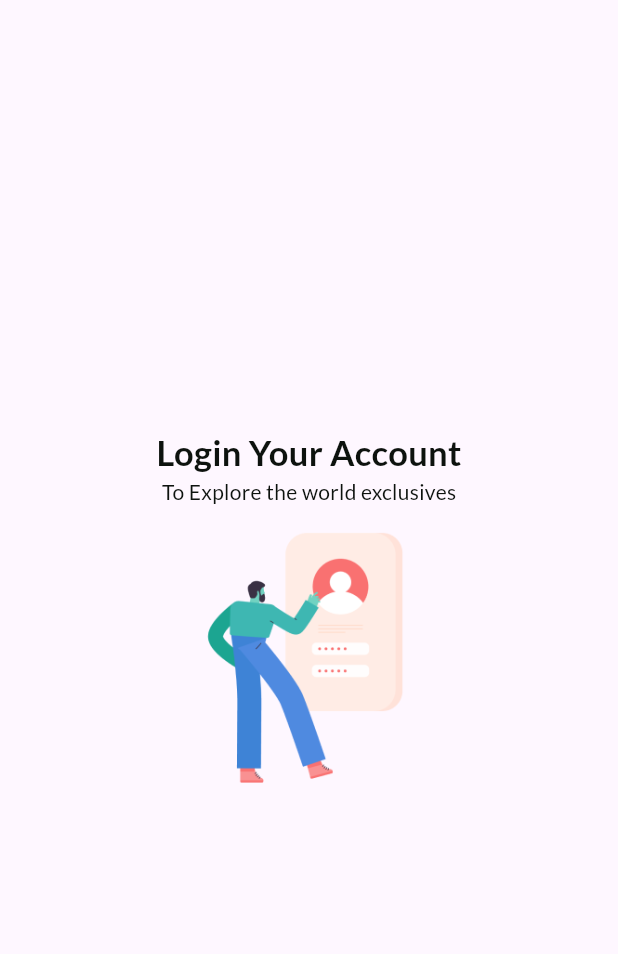
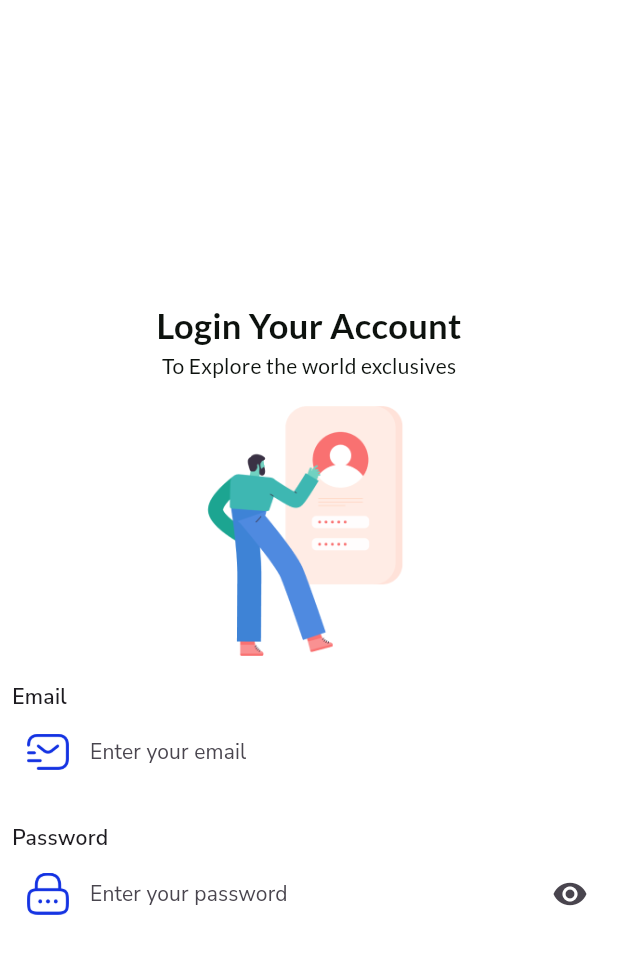
Before and after one commit to Git-LeAmaral/dev_store_app, a Flutter app: the screen it shows after launch, on a phone screen of 412 x 824 dp. Shown: the top 954 px of the screen. Run offline on Flutter 3.47's test engine with Material 3 defaults, Android fonts, the phone set to English and light mode, and no system bars; our stand-ins replace google_fonts.

Commit message:
feat: create TextFormFields

```diff
--- a/lib/main.dart
+++ b/lib/main.dart
@@ -12,6 +12,7 @@ class MyApp extends StatelessWidget {
   @override
   Widget build(BuildContext context) {
     return MaterialApp(
+      debugShowCheckedModeBanner: false,
       title: 'Flutter Demo',
       theme: ThemeData(
         // This is the theme of your application.
--- a/lib/views/screens/authentications_screens/login_screen.dart
+++ b/lib/views/screens/authentications_screens/login_screen.dart
@@ -7,7 +7,10 @@ class LoginScreen extends StatelessWidget {
   @override
   Widget build(BuildContext context) {
     return Scaffold(
-      body: Center(
+      backgroundColor: Colors.white.withValues(alpha: 0.95),
+      body: Padding(
+        padding: const EdgeInsets.all(8.0),
+        child: Center(
           child: Column(
             mainAxisAlignment: MainAxisAlignment.center,
             children: [
@@ -30,12 +33,93 @@ class LoginScreen extends StatelessWidget {
                   letterSpacing: 0.2,
                 ),
               ),
+
               Image.asset(
                 'assets/images/Illustration.png',
                 width: 200,
                 height: 200,
               ),
+
+              Align(
+                alignment: Alignment.topLeft,
+                child: Text(
+                  'Email',
+                  style: GoogleFonts.getFont(
+                    'Nunito Sans',
+                    fontWeight: FontWeight.w600,
+                    letterSpacing: 0.2,
+                  ),
+                ),
+              ),
+
+              TextFormField(
+                decoration: InputDecoration(
+                  fillColor: Colors.white,
+                  filled: true,
+                  border: OutlineInputBorder(
+                    borderRadius: BorderRadius.circular(9),
+                  ),
+                  focusedBorder: InputBorder.none,
+                  enabledBorder: InputBorder.none,
+                  labelText: 'Enter your email',
+                  labelStyle: GoogleFonts.getFont(
+                    "Nunito Sans",
+                    fontSize: 14,
+                    letterSpacing: 0.1,
+                  ),
+                  prefixIcon: Padding(
+                    padding: const EdgeInsets.all(10.0),
+                    child: Image.asset(
+                      'assets/icons/email.png',
+                      width: 20,
+                      height: 20,
+                    ),
+                  ),
+                ),
+              ),
+
+              SizedBox(height: 20),
+
+              Align(
+                alignment: Alignment.topLeft,
+                child: Text(
+                  'Password',
+                  style: GoogleFonts.getFont(
+                    'Nunito Sans',
+                    fontWeight: FontWeight.w600,
+                    letterSpacing: 0.2,
+                  ),
+                ),
+              ),
+
+              TextFormField(
+                decoration: InputDecoration(
+                  fillColor: Colors.white,
+                  filled: true,
+                  border: OutlineInputBorder(
+                    borderRadius: BorderRadius.circular(9),
+                  ),
+                  focusedBorder: InputBorder.none,
+                  enabledBorder: InputBorder.none,
+                  labelText: 'Enter your password',
+                  labelStyle: GoogleFonts.getFont(
+                    "Nunito Sans",
+                    fontSize: 14,
+                    letterSpacing: 0.1,
+                  ),
+                  prefixIcon: Padding(
+                    padding: const EdgeInsets.all(10.0),
+                    child: Image.asset(
+                      'assets/icons/password.png',
+                      width: 20,
+                      height: 20,
+                    ),
+                  ),
+                  suffixIcon: Icon(Icons.visibility),
+                ),
+              ),
             ],
+          ),
         ),
       ),
     );
```
Lines whose indentation alone changed are shown as unchanged.
